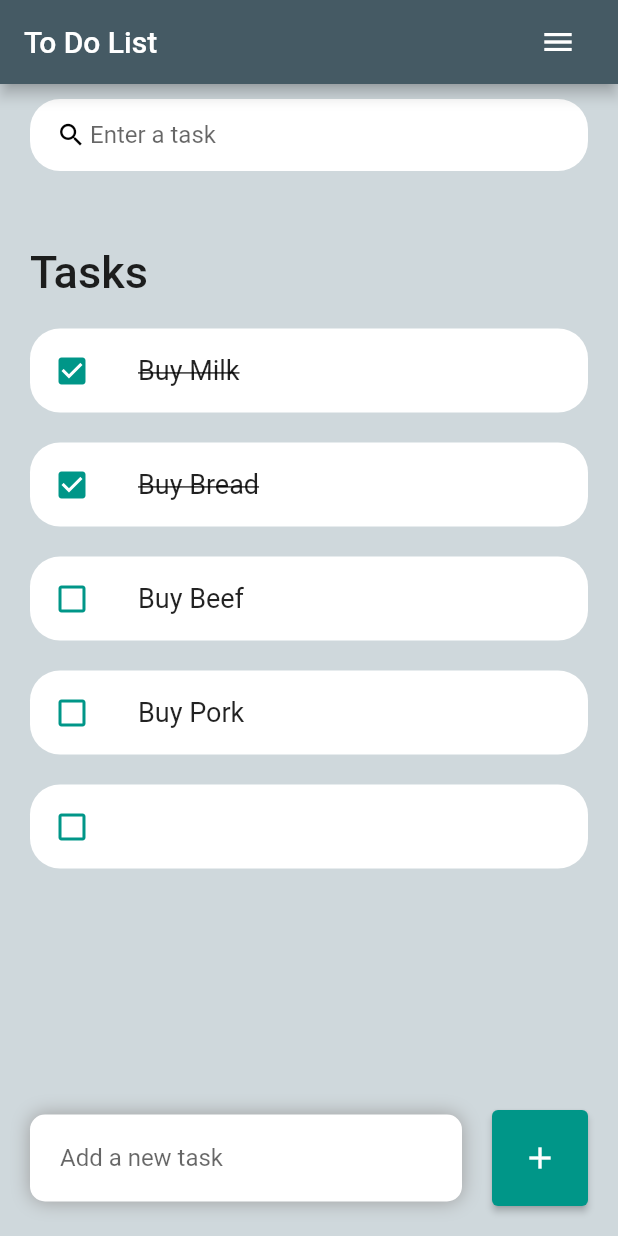
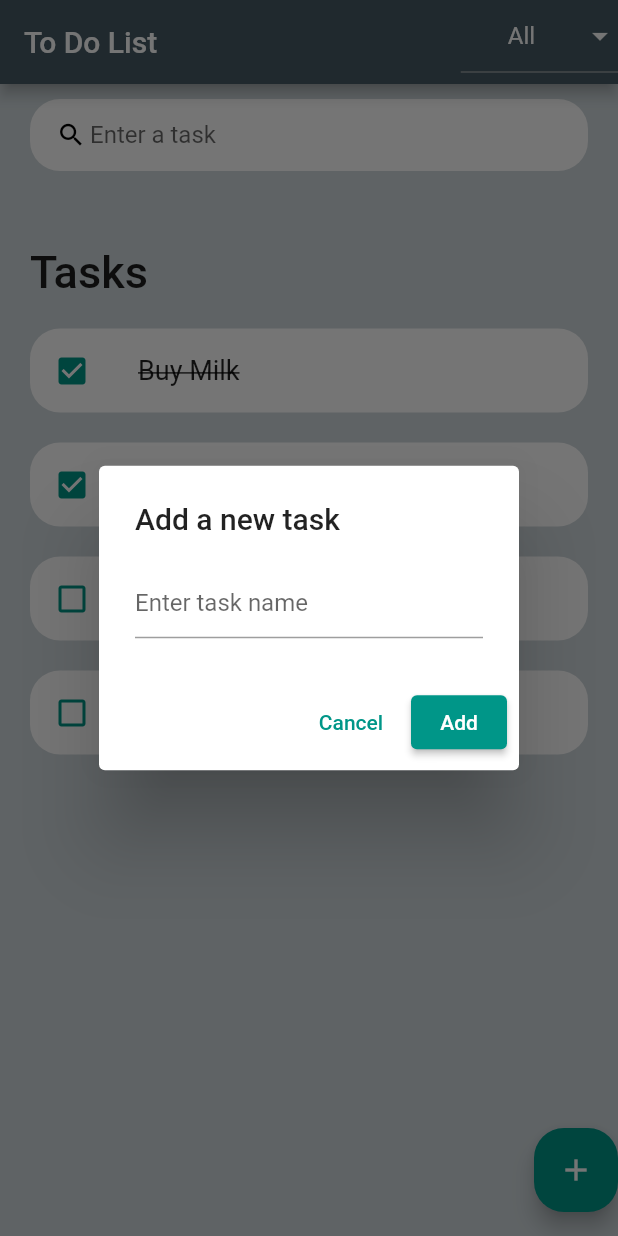
Before and after one commit to Youssef-Bounouacha/To_Do_List, a Flutter app: the screen it shows after launch, after a tap on the "add" icon, on a phone screen of 412 x 824 dp. Run offline on Flutter 3.47's test engine with Material 2 defaults, Android fonts, the phone set to English and light mode, and no system bars.

```diff
--- a/lib/screens/home.dart
+++ b/lib/screens/home.dart
@@ -12,9 +12,19 @@ class Home extends StatefulWidget {
 class _HomeState extends State<Home> {
   final taskList = Tasks.tasksList();
   final _taskController = TextEditingController();
-
+  String _selectedFilter = 'all';
   @override
   Widget build(BuildContext context) {
+    List<Tasks> filteredTasks = [];
+
+    if (_selectedFilter == 'done') {
+      filteredTasks = taskList.where((task) => task.isDone).toList();
+    } else if (_selectedFilter == 'inProgress') {
+      filteredTasks = taskList.where((task) => !task.isDone).toList();
+    } else {
+      filteredTasks = taskList;
+    }
+    ;
     return Scaffold(
       backgroundColor: Colors.blueGrey[100],
       appBar: _buildAppBar(),
@@ -36,7 +46,7 @@ class _HomeState extends State<Home> {
                               fontSize: 30, fontWeight: FontWeight.w500),
                         ),
                       ),
-                      for (Tasks taskk in taskList)
+                      for (Tasks taskk in filteredTasks)
                         ToDoItems(
                           task: taskk,
                           onTaskChange: _handleTaskChange,
@@ -48,46 +58,49 @@ class _HomeState extends State<Home> {
             ),
           ),
           Align(
-            alignment: Alignment.bottomCenter,
-            child: Row(
-              children: [
-                Expanded(
+            alignment: Alignment.bottomRight,
             child: Container(
-                      margin: EdgeInsets.only(bottom: 20, right: 20, left: 20),
-                      padding:
-                          EdgeInsets.symmetric(horizontal: 20, vertical: 5),
-                      decoration: BoxDecoration(
-                        color: Colors.white,
-                        boxShadow: const [
-                          BoxShadow(
-                              color: Colors.grey,
-                              offset: Offset(0.0, 0.0),
-                              blurRadius: 10.0,
-                              spreadRadius: 0.0),
-                        ],
-                        borderRadius: BorderRadius.circular(10),
-                      ),
-                      child: TextField(
+              margin: EdgeInsets.only(bottom: 16),
+              child: FloatingActionButton(
+                onPressed: () {
+                  showDialog(
+                    context: context,
+                    builder: (context) => AlertDialog(
+                      title: Text('Add a new task'),
+                      content: TextField(
                         controller: _taskController,
                         decoration: InputDecoration(
-                          hintText: 'Add a new task',
-                          border: InputBorder.none,
+                          hintText: 'Enter task name',
                         ),
+                      ),
+                      actions: [
+                        TextButton(
+                            onPressed: () => Navigator.pop(context),
+                            child: Text('Cancel'),
+                            style: TextButton.styleFrom(
+                              primary: Colors.teal,
                             )),
-                ),
-                Container(
-                    margin: EdgeInsets.only(bottom: 20, right: 20),
-                    child: ElevatedButton(
+                        ElevatedButton(
                           onPressed: () {
                             _addTask(_taskController.text);
+                            Navigator.pop(context);
                           },
-                      child: Icon(Icons.add),
+                          child: Text('Add'),
                           style: ElevatedButton.styleFrom(
                             primary: Colors.teal,
-                        padding: EdgeInsets.all(20),
                           ),
-                    )),
+                        ),
                       ],
+                    ),
+                  );
+                },
+                backgroundColor: Colors.teal,
+                shape: RoundedRectangleBorder(
+                  borderRadius:
+                      BorderRadius.circular(20.0), // set border radius
+                ),
+                child: Icon(Icons.add),
+              ),
             ),
           )
         ],
@@ -102,6 +115,7 @@ class _HomeState extends State<Home> {
   }
 
   void _addTask(String task) {
+    if (task.isNotEmpty) {
       setState(() {
         taskList.add(Tasks(
           id: DateTime.now().millisecondsSinceEpoch.toString(),
@@ -109,6 +123,7 @@ class _HomeState extends State<Home> {
         ));
       });
       _taskController.clear();
+    }
   }
 
   Widget searchbox() {
@@ -137,17 +152,34 @@ class _HomeState extends State<Home> {
   AppBar _buildAppBar() {
     return AppBar(
       backgroundColor: Colors.blueGrey[700],
-        title: Row(
-          mainAxisAlignment: MainAxisAlignment.spaceBetween,
-          children: [
-            Container(
-              child: Text('To Do List'),
+      title: Text('To Do List'),
+      actions: [
+        DropdownButton<String>(
+          onChanged: (value) {
+            setState(() {
+              _selectedFilter = value!;
+            });
+          },
+          value: _selectedFilter,
+          dropdownColor: Colors.blueGrey[700],
+          alignment: Alignment.center,
+          iconEnabledColor: Colors.white,
+          items: [
+            DropdownMenuItem(
+              value: 'all',
+              child: Text('All', style: TextStyle(color: Colors.white)),
             ),
-            IconButton(
-              onPressed: () {},
-              icon: Icon(Icons.menu),
+            DropdownMenuItem(
+              value: 'done',
+              child: Text('Done', style: TextStyle(color: Colors.white)),
+            ),
+            DropdownMenuItem(
+              value: 'inProgress',
+              child: Text('In Progress', style: TextStyle(color: Colors.white)),
             ),
           ],
-        ));
+        ),
+      ],
+    );
   }
 }
```
Lines whose indentation alone changed are shown as unchanged.
